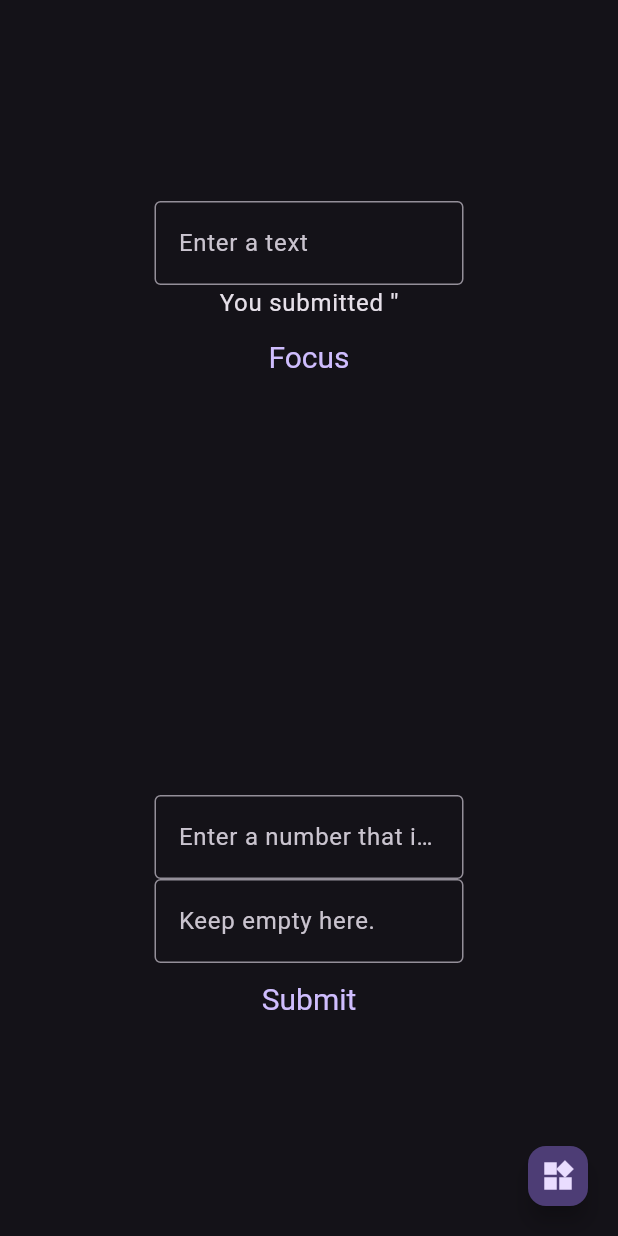
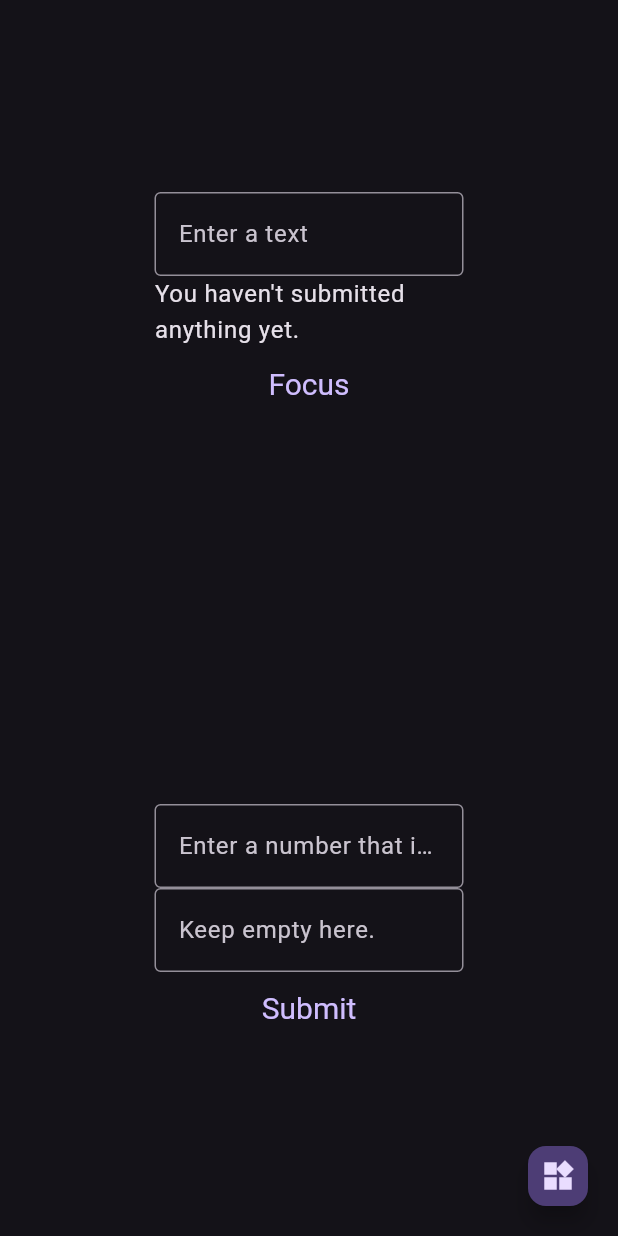
Before and after one commit to R-Usui/flutter-project-template, a Flutter app: the screen it shows after launch, on a phone screen of 412 x 824 dp. Run offline on Flutter 3.47's test engine with Material 3 defaults, Android fonts, the phone set to English and light mode, and no system bars; our stand-ins replace go_router; Roboto replaces fonts that are missing (MPLUSRounded1c).

Commit message:
M: widget TextFieldSample

```diff
--- a/lib/ui/note/text_filed.dart
+++ b/lib/ui/note/text_filed.dart
@@ -65,7 +65,9 @@ class _TextFieldSampleState extends State<TextFieldSample> {
           focusNode: _focusNode,
         ),
         Text(
-          "You submitted '${_controller.text}'",
+          _controller.text == ""
+              ? "You haven't submitted anything yet."
+              : "You submitted '${_controller.text}.'",
           style: Theme.of(context).textTheme.bodyLarge,
         ),
         TextButton(
```
